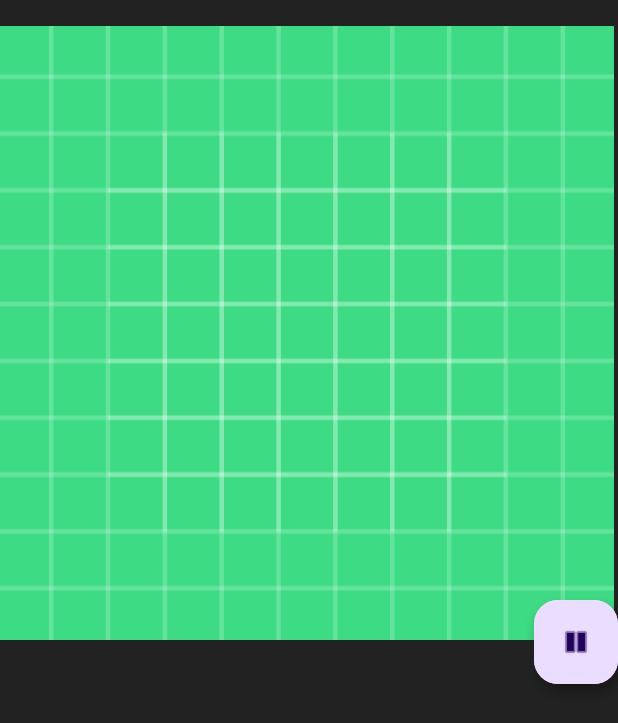
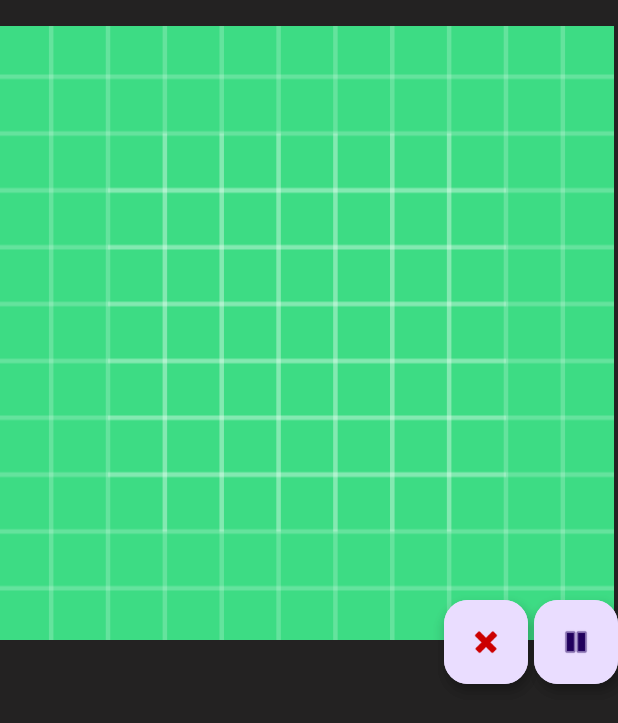
Before and after one commit to GerXY-code/progtech-project, an Android app: the layout home_page.xml on its own in the app's theme, with its tools: preview values and no code run, on a phone screen of 412 x 824 dp. Shown: the top 723 px of the screen. Run offline under Robolectric (Android 15) with nearby library versions, the phone set to English and light mode, and no system bars.

Commit message:
Implemented the checkLogic of add and remove button for playlsit

```diff
--- a/SourceCode/app/src/main/java/com/example/spotifly/AsyncGetMusics.java
+++ b/SourceCode/app/src/main/java/com/example/spotifly/AsyncGetMusics.java
@@ -33,7 +33,7 @@ public class AsyncGetMusics extends AsyncTask<ArrayList<CurrentMusic>, ArrayList
             Statement statement = connection.createStatement();
             ResultSet resultSet = statement.executeQuery("SELECT * FROM musics");
             while(resultSet.next()) {
-                CurrentMusic cm = new CurrentMusic(resultSet.getString(2),resultSet.getString(3),resultSet.getString(4),resultSet.getString(5));
+                CurrentMusic cm = new CurrentMusic(resultSet.getInt(1),resultSet.getString(2),resultSet.getString(3),resultSet.getString(4),resultSet.getString(5));
                 musicList.add(cm);
 
 
--- a/SourceCode/app/src/main/java/com/example/spotifly/CurrentMusic.java
+++ b/SourceCode/app/src/main/java/com/example/spotifly/CurrentMusic.java
@@ -2,8 +2,10 @@ package com.example.spotifly;
 
 public class CurrentMusic {
     String rawID,title,author,duration;
+    Integer id;
 
-    public CurrentMusic(String rawID, String title, String author, String duration){
+    public CurrentMusic(Integer id, String rawID, String title, String author, String duration){
+        this.id = id;
         this.rawID = rawID;
         this.title = title;
         this.author = author;
--- a/SourceCode/app/src/main/java/com/example/spotifly/LandingPageActivity.java
+++ b/SourceCode/app/src/main/java/com/example/spotifly/LandingPageActivity.java
@@ -22,6 +22,8 @@ public class LandingPageActivity extends AppCompatActivity {
     View add_playlist_view;
 
     String playlistName = "", musicName;
+
+    Integer currentMusicID;
 
 
     @Override
@@ -69,7 +71,7 @@ public class LandingPageActivity extends AppCompatActivity {
             public void onClick(View v) {
                 playlistName = playlist_name_editor.getText().toString();
                 Playlist p = new Playlist();
-                PlaylistCommand createPlaylsit = new PlaylistCommand(p,PlaylistAction.CreatePlaylist,musicName, playlistName);
+                PlaylistCommand createPlaylsit = new PlaylistCommand(p,PlaylistAction.CreatePlaylist,currentMusicID, playlistName);
                 try {
                     createPlaylsit.call();
                 } catch (ExecutionException e) {
--- a/SourceCode/app/src/main/java/com/example/spotifly/MusicBaseAdapter.java
+++ b/SourceCode/app/src/main/java/com/example/spotifly/MusicBaseAdapter.java
@@ -6,6 +6,7 @@ import android.view.LayoutInflater;
 import android.view.View;
 import android.view.ViewGroup;
 import android.widget.BaseAdapter;
+import android.widget.ImageView;
 import android.widget.TextView;
 
 import java.lang.reflect.Array;
@@ -15,7 +16,6 @@ public class MusicBaseAdapter extends BaseAdapter {
 
     Context context;
     ArrayList<CurrentMusic> musicList;
-
     LayoutInflater inflater;
 
     public MusicBaseAdapter(Context ctx, ArrayList<CurrentMusic> musics){
--- a/SourceCode/app/src/main/java/com/example/spotifly/Playlist.java
+++ b/SourceCode/app/src/main/java/com/example/spotifly/Playlist.java
@@ -9,8 +9,8 @@ public class Playlist {
 
 
 
-    public void AddNewMusic(String musicName){
-        Log.d("zene sikeresen hozzáadva a lejátszási listához", musicName);
+    public void AddNewMusic(Integer musicID){
+        Log.d("Music ID for add", musicID.toString());
     }
     public void RemoveMusicFrom(String musicName) {Log.d("zene sikeresen eltávolítva a lejátszási listából", musicName);
     }
--- a/SourceCode/app/src/main/res/layout/home_page.xml
+++ b/SourceCode/app/src/main/res/layout/home_page.xml
@@ -23,7 +23,9 @@
         android:layout_height="250dp"
         android:descendantFocusability="blocksDescendants"
         app:layout_constraintBottom_toBottomOf="parent"
-        app:layout_constraintStart_toStartOf="parent" />
+        app:layout_constraintStart_toStartOf="parent">
+
+    </ListView>
 
     <View
         android:id="@+id/view2"
@@ -82,4 +84,28 @@
         app:layout_constraintTop_toTopOf="parent"
         app:srcCompat="@android:drawable/ic_media_pause" />
 
+    <com.google.android.material.floatingactionbutton.FloatingActionButton
+        android:id="@+id/add_to_playlist_btn"
+        android:layout_width="wrap_content"
+        android:layout_height="wrap_content"
+        android:layout_marginTop="400dp"
+        android:layout_marginEnd="60dp"
+        android:clickable="true"
+        app:layout_constraintEnd_toEndOf="parent"
+        app:layout_constraintTop_toTopOf="parent"
+        app:srcCompat="@android:drawable/ic_input_add"
+        app:tint="@android:color/holo_green_dark" />
+
+    <com.google.android.material.floatingactionbutton.FloatingActionButton
+        android:id="@+id/remove_btn_from_playlist"
+        android:layout_width="wrap_content"
+        android:layout_height="wrap_content"
+        android:layout_marginTop="400dp"
+        android:layout_marginEnd="60dp"
+        android:clickable="true"
+        app:layout_constraintEnd_toEndOf="parent"
+        app:layout_constraintTop_toTopOf="parent"
+        app:srcCompat="@android:drawable/ic_delete"
+        app:tint="@android:color/holo_red_dark" />
+
 </androidx.constraintlayout.widget.ConstraintLayout>
```
Also changed, not shown: SourceCode/app/src/main/java/com/example/spotifly/CheckTheMusicStateAsync.java (added, +50 -0 lines), SourceCode/app/src/main/java/com/example/spotifly/HomePageActivity.java (+83 -2 lines), SourceCode/app/src/main/java/com/example/spotifly/PlaylistCommand.java (+10 -4 lines).
